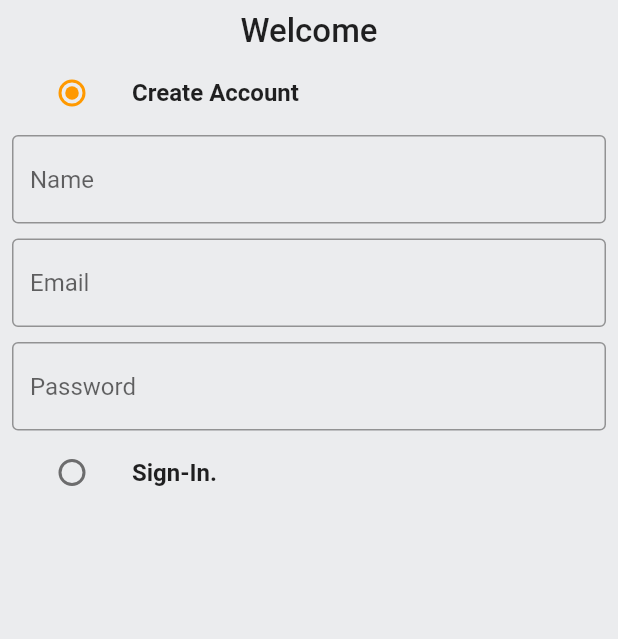
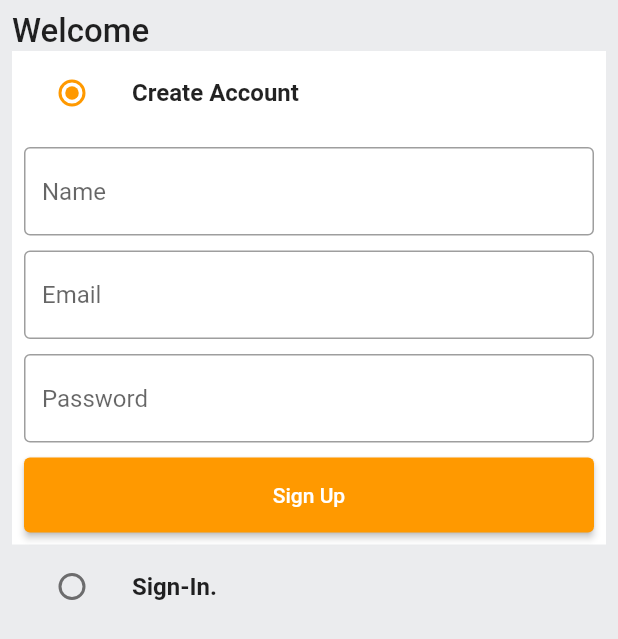
Before and after one commit to ortotrauma/amazon_clone, a Flutter app: the screen it shows after launch, on a phone screen of 412 x 824 dp. Shown: the top 639 px of the screen. Run offline on Flutter 3.47's test engine with Material 2 defaults, Android fonts, the phone set to English and light mode, and no system bars.

Commit message:
third one

```diff
--- /dev/null
+++ b/lib/common/widgets/custom_button.dart
@@ -0,0 +1,23 @@
+import 'package:flutter/material.dart';
+
+class CustomButton extends StatelessWidget {
+  final String text;
+  final VoidCallback onTap;
+  const CustomButton({
+    Key? key,
+    required this.text,
+    required this.onTap,
+  }) : super(key: key);
+
+  @override
+  Widget build(BuildContext context) {
+    return ElevatedButton(
+      child: Text(
+        text,
+      ),
+      onPressed: onTap,
+      style: ElevatedButton.styleFrom(
+          minimumSize: const Size(double.infinity, 50)),
+    );
+  }
+}
--- a/lib/features/auth/screens/auth_screen.dart
+++ b/lib/features/auth/screens/auth_screen.dart
@@ -1,3 +1,4 @@
+import 'package:amazon_clone/common/widgets/custom_button.dart';
 import 'package:amazon_clone/constants/global_variables.dart';
 import 'package:flutter/material.dart';
 import 'package:amazon_clone/common/widgets/custom_textfield.dart';
@@ -40,6 +41,7 @@ class _AuthScreenState extends State<AuthScreen> {
           child: Padding(
             padding: const EdgeInsets.all(8.0),
             child: Column(
+              crossAxisAlignment: CrossAxisAlignment.start,
               children: [
                 const Text(
                   'Welcome',
@@ -49,6 +51,9 @@ class _AuthScreenState extends State<AuthScreen> {
                   ),
                 ),
                 ListTile(
+                    tileColor: _auth == Auth.signup
+                        ? GlobalVariables.backgroundColor
+                        : GlobalVariables.greyBackgroundCOlor,
                     title: const Text(
                       'Create Account',
                       style: TextStyle(
@@ -65,7 +70,10 @@ class _AuthScreenState extends State<AuthScreen> {
                           });
                         })),
                 if (_auth == Auth.signup)
-                  Form(
+                  Container(
+                    padding: const EdgeInsets.all(8),
+                    color: GlobalVariables.backgroundColor,
+                    child: Form(
                       key: _signUpFormKey,
                       child: Column(
                         children: [
@@ -83,10 +91,16 @@ class _AuthScreenState extends State<AuthScreen> {
                             controller: _passwordController,
                             hintText: 'Password',
                           ),
+                          const SizedBox(height: 10),
+                          CustomButton(text: 'Sign Up', onTap: () {})
                         ],
                       ),
                     ),
+                  ),
                 ListTile(
+                  tileColor: _auth == Auth.signin
+                      ? GlobalVariables.backgroundColor
+                      : GlobalVariables.greyBackgroundCOlor,
                   title: const Text(
                     'Sign-In.',
                     style: TextStyle(
@@ -101,7 +115,32 @@ class _AuthScreenState extends State<AuthScreen> {
                       setState(() {
                         _auth = val!;
                       });
-                        }))
+                    },
+                  ),
+                ),
+                if (_auth == Auth.signin)
+                  Container(
+                    padding: const EdgeInsets.all(8),
+                    color: GlobalVariables.backgroundColor,
+                    child: Form(
+                      key: _signUpFormKey,
+                      child: Column(
+                        children: [
+                          CustomTextField(
+                            controller: _emailController,
+                            hintText: 'Email',
+                          ),
+                          const SizedBox(height: 10),
+                          CustomTextField(
+                            controller: _passwordController,
+                            hintText: 'Password',
+                          ),
+                          const SizedBox(height: 10),
+                          CustomButton(text: 'Sign Up', onTap: () {})
+                        ],
+                      ),
+                    ),
+                  ),
               ],
             ),
           ),
```
Also changed, not shown: 5 other files. Lines whose indentation alone changed are shown as unchanged.
